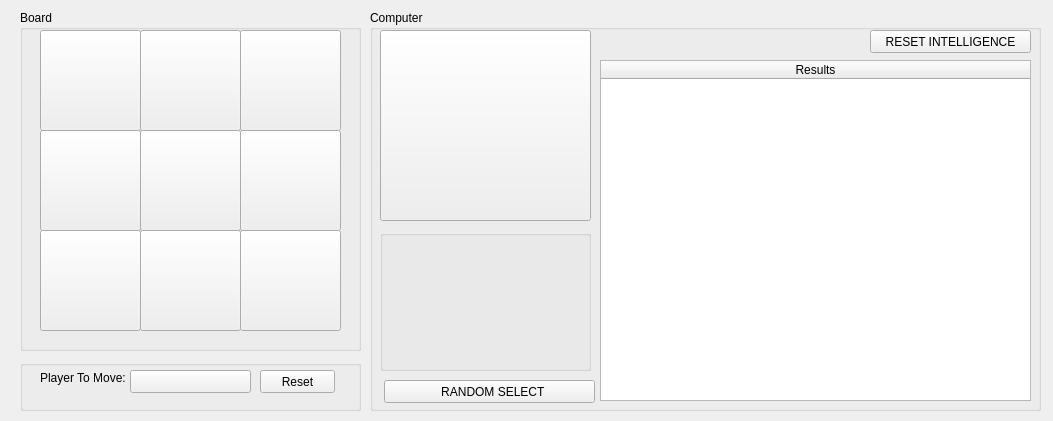
acebelaro/PyHexapawn, file hexapawn_ui.ui: the form before one commit.
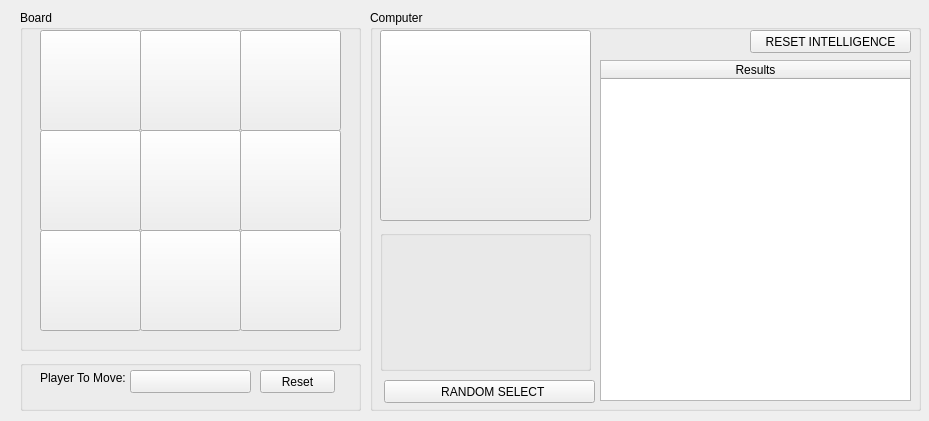
The form after the commit.

Commit message: - reduce result table width - moving black pawn manually also records move (to be removed if causes lost)

The edit to the form file:
```diff
--- a/hexapawn_ui.ui
+++ b/hexapawn_ui.ui
@@ -6,7 +6,7 @@
    <rect>
     <x>0</x>
     <y>0</y>
-    <width>1053</width>
+    <width>929</width>
     <height>421</height>
    </rect>
   </property>
@@ -203,7 +203,7 @@
     <rect>
      <x>370</x>
      <y>10</y>
-     <width>671</width>
+     <width>551</width>
      <height>401</height>
     </rect>
    </property>
@@ -252,7 +252,7 @@
    <widget class="QPushButton" name="btnResetIntelligence">
     <property name="geometry">
      <rect>
-      <x>500</x>
+      <x>380</x>
       <y>20</y>
       <width>161</width>
       <height>23</height>
@@ -267,7 +267,7 @@
      <rect>
       <x>230</x>
       <y>50</y>
-      <width>431</width>
+      <width>311</width>
       <height>341</height>
      </rect>
     </property>
```
The commit also changes 2 other files.
